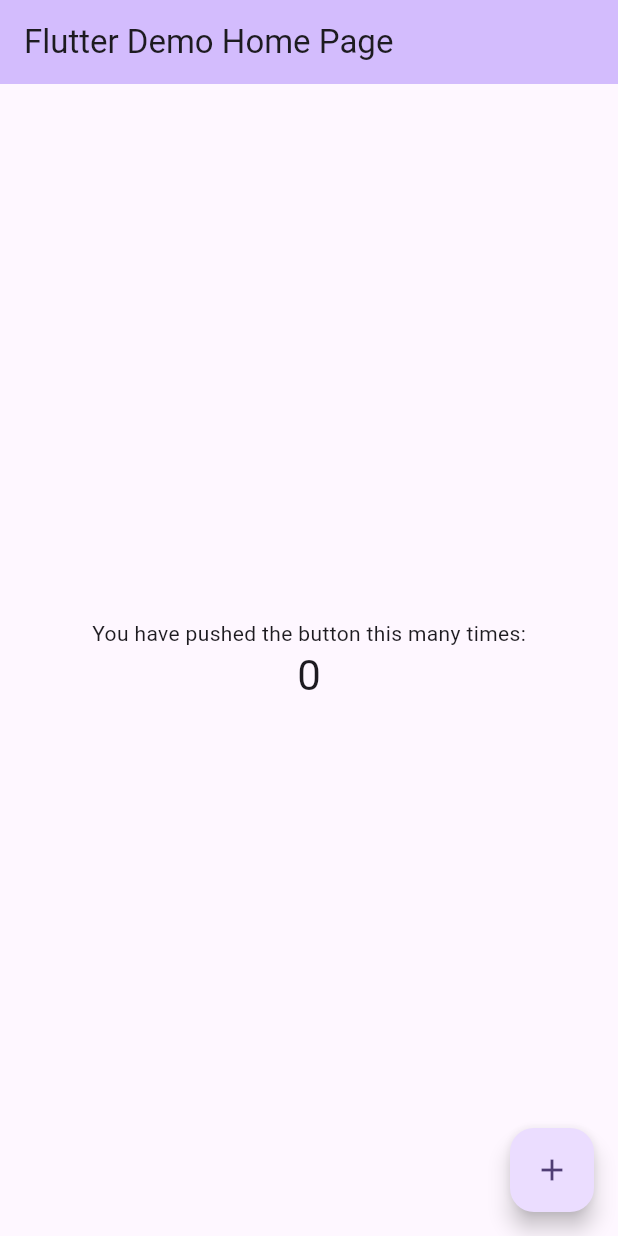
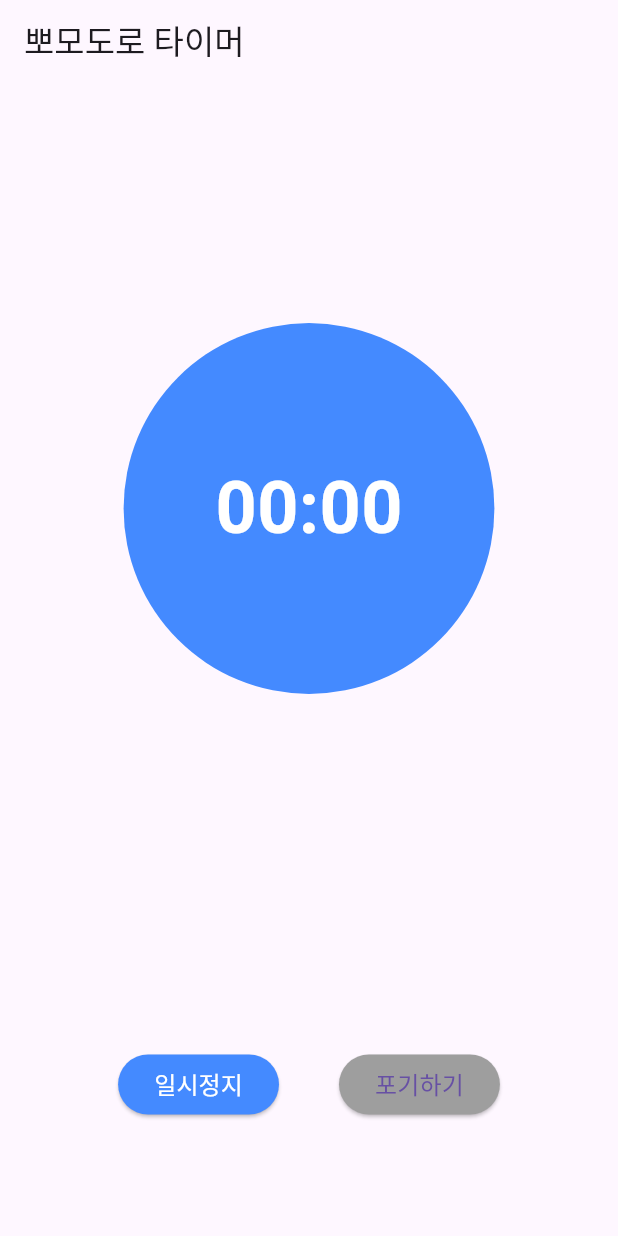
Before and after one commit to soyoon0309/Study-Flutter, a Flutter app: the screen it shows after launch, on a phone screen of 412 x 824 dp. Run offline on Flutter 3.47's test engine with Material 3 defaults, Android fonts, the light colour scheme and no system bars.

Commit message:
timer_screen 초안
main.dart를 보다 간단하게 정리
timer_screen.dart에서 기능이 사용되었을 경우 UI 변화 구문을 작성
-> 아직 기능 구현 X

```diff
--- a/flutter_timer/lib/main.dart
+++ b/flutter_timer/lib/main.dart
@@ -1,122 +1,16 @@
+//lib/main.dart
 import 'package:flutter/material.dart';
+import 'package:flutter_timer/screens/timer_screen.dart';
 
-void main() {
-  runApp(const MyApp());
-}
+void main() => runApp(MyApp());
 
 class MyApp extends StatelessWidget {
-  const MyApp({super.key});
-
-  // This widget is the root of your application.
+  const MyApp({super.key}); //교재에는 없지만 우선 추가 (없으면 test에서 error남남)
   @override
   Widget build(BuildContext context) {
     return MaterialApp(
-      title: 'Flutter Demo',
-      theme: ThemeData(
-        // This is the theme of your application.
-        //
-        // TRY THIS: Try running your application with "flutter run". You'll see
-        // the application has a purple toolbar. Then, without quitting the app,
-        // try changing the seedColor in the colorScheme below to Colors.green
-        // and then invoke "hot reload" (save your changes or press the "hot
-        // reload" button in a Flutter-supported IDE, or press "r" if you used
-        // the command line to start the app).
-        //
-        // Notice that the counter didn't reset back to zero; the application
-        // state is not lost during the reload. To reset the state, use hot
-        // restart instead.
-        //
-        // This works for code too, not just values: Most code changes can be
-        // tested with just a hot reload.
-        colorScheme: ColorScheme.fromSeed(seedColor: Colors.deepPurple),
-      ),
-      home: const MyHomePage(title: 'Flutter Demo Home Page'),
+      title: 'Book List APP',
+      home: TimerScreen(),
     );
   }
 }
-
-class MyHomePage extends StatefulWidget {
-  const MyHomePage({super.key, required this.title});
-
-  // This widget is the home page of your application. It is stateful, meaning
-  // that it has a State object (defined below) that contains fields that affect
-  // how it looks.
-
-  // This class is the configuration for the state. It holds the values (in this
-  // case the title) provided by the parent (in this case the App widget) and
-  // used by the build method of the State. Fields in a Widget subclass are
-  // always marked "final".
-
-  final String title;
-
-  @override
-  State<MyHomePage> createState() => _MyHomePageState();
-}
-
-class _MyHomePageState extends State<MyHomePage> {
-  int _counter = 0;
-
-  void _incrementCounter() {
-    setState(() {
-      // This call to setState tells the Flutter framework that something has
-      // changed in this State, which causes it to rerun the build method below
-      // so that the display can reflect the updated values. If we changed
-      // _counter without calling setState(), then the build method would not be
-      // called again, and so nothing would appear to happen.
-      _counter++;
-    });
-  }
-
-  @override
-  Widget build(BuildContext context) {
-    // This method is rerun every time setState is called, for instance as done
-    // by the _incrementCounter method above.
-    //
-    // The Flutter framework has been optimized to make rerunning build methods
-    // fast, so that you can just rebuild anything that needs updating rather
-    // than having to individually change instances of widgets.
-    return Scaffold(
-      appBar: AppBar(
-        // TRY THIS: Try changing the color here to a specific color (to
-        // Colors.amber, perhaps?) and trigger a hot reload to see the AppBar
-        // change color while the other colors stay the same.
-        backgroundColor: Theme.of(context).colorScheme.inversePrimary,
-        // Here we take the value from the MyHomePage object that was created by
-        // the App.build method, and use it to set our appbar title.
-        title: Text(widget.title),
-      ),
-      body: Center(
-        // Center is a layout widget. It takes a single child and positions it
-        // in the middle of the parent.
-        child: Column(
-          // Column is also a layout widget. It takes a list of children and
-          // arranges them vertically. By default, it sizes itself to fit its
-          // children horizontally, and tries to be as tall as its parent.
-          //
-          // Column has various properties to control how it sizes itself and
-          // how it positions its children. Here we use mainAxisAlignment to
-          // center the children vertically; the main axis here is the vertical
-          // axis because Columns are vertical (the cross axis would be
-          // horizontal).
-          //
-          // TRY THIS: Invoke "debug painting" (choose the "Toggle Debug Paint"
-          // action in the IDE, or press "p" in the console), to see the
-          // wireframe for each widget.
-          mainAxisAlignment: MainAxisAlignment.center,
-          children: <Widget>[
-            const Text('You have pushed the button this many times:'),
-            Text(
-              '$_counter',
-              style: Theme.of(context).textTheme.headlineMedium,
-            ),
-          ],
-        ),
-      ),
-      floatingActionButton: FloatingActionButton(
-        onPressed: _incrementCounter,
-        tooltip: 'Increment',
-        child: const Icon(Icons.add),
-      ), // This trailing comma makes auto-formatting nicer for build methods.
-    );
-  }
-}
--- /dev/null
+++ b/flutter_timer/lib/screens/timer_screen.dart
@@ -0,0 +1,79 @@
+//lib/screens/timer_screen.dart
+import 'package:flutter/material.dart';
+
+class TimerScreen extends StatefulWidget{
+  @override
+  _TimerScreenState createState() => _TimerScreenState();
+}
+
+class _TimerScreenState extends State<TimerScreen>{
+  @override
+  Widget build(BuildContext context) {
+    final List<Widget> _runningButtons = [
+      ElevatedButton(
+        onPressed: () {},
+        style: ElevatedButton.styleFrom(backgroundColor: Colors.blueAccent),
+        child: Text(
+          1 == 2 ? '계속하기' : '일시정지', //일시정지 중? 계속하기 : 일시정지
+          style: TextStyle(color: Colors.white, fontSize: 16)),
+      ),
+      Padding(padding: EdgeInsets.all(20)),
+      ElevatedButton(
+        onPressed: () {},
+        style: ElevatedButton.styleFrom(backgroundColor: Colors.grey),
+        child: Text(
+          '포기하기',
+          style: TextStyle(fontSize: 16),
+        ),
+      ),
+    ];
+    final List<Widget> _stoppedButtons = [
+      ElevatedButton(onPressed: () {},
+      style: ElevatedButton.styleFrom(backgroundColor: 1 == 2 ? Colors.lightGreen : Colors.blueAccent), //휴식중? green : blue
+      child: Text(
+        '시작하기',
+        style: TextStyle(color: Colors.white,
+        fontSize: 16
+      ),
+      ))
+    ];
+    return Scaffold(
+      appBar: AppBar(
+        title: Text('뽀모도로 타이머'),
+      ),
+      body: Center(
+        child: Column(
+          mainAxisAlignment: MainAxisAlignment.spaceAround,
+          children: [
+            Container(
+              decoration: BoxDecoration(
+                shape: BoxShape.circle,
+                color: 1 == 2? Colors.lightGreen : Colors.blueAccent,
+              ),
+              height: MediaQuery.of(context).size.height * 0.5,
+              width: MediaQuery.of(context).size.width * 0.6,
+              child: Center(
+                child: Text(
+                  '00:00',
+                  style: TextStyle(
+                    color: Colors.white,
+                    fontSize: 48,
+                    fontWeight: FontWeight.bold
+                  ),
+                ),
+              ),
+            ),
+            Row(
+              mainAxisAlignment: MainAxisAlignment.center,
+              children: 1 == 2  //휴식중? 버튼 있 / 없 ,
+                  ? const []
+                  : 1 == 2 //정지? 정지중 버튼 : 작업중 버튼
+                      ? _stoppedButtons
+                      : _runningButtons,
+            )
+          ],
+        ),
+      )
+    );
+  }
+}
```
